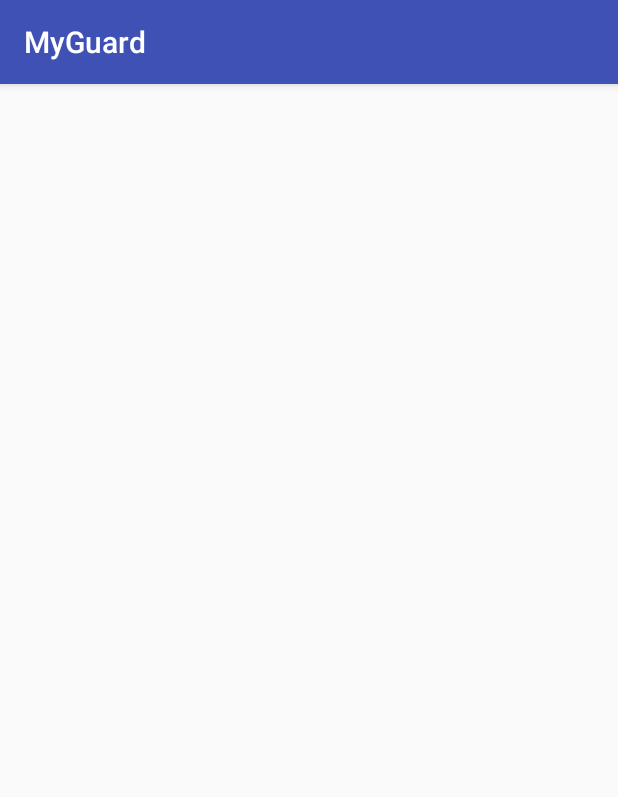
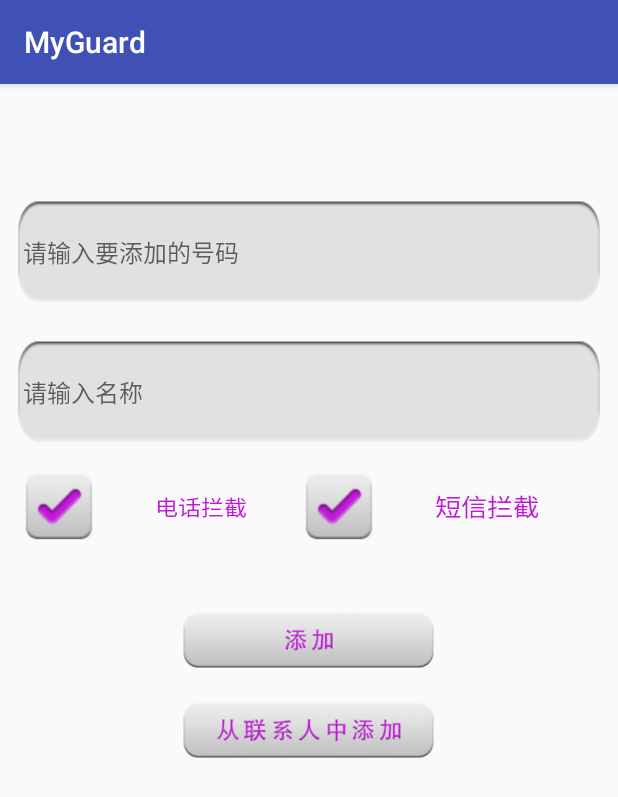
Before and after one commit to weiruibo/MyGuard, an Android app: the AddBlackNumberActivity screen opened directly, with no data from a screen before it, on a phone screen of 412 x 824 dp. Shown: the top 797 px of the screen. Run offline under Robolectric (Android 15) with nearby library versions, the phone set to English and light mode, and no system bars.

Commit message:
add m3&m4 layout

```diff
--- a/app/src/main/java/cn/edu/gdmec/w07150837/myguard/m3communicationguard/ContactSelectActivity.java
+++ b/app/src/main/java/cn/edu/gdmec/w07150837/myguard/m3communicationguard/ContactSelectActivity.java
@@ -10,6 +10,6 @@ public class ContactSelectActivity extends AppCompatActivity {
     @Override
     protected void onCreate(Bundle savedInstanceState) {
         super.onCreate(savedInstanceState);
-        setContentView(R.layout.activity_contact_select2);
+        setContentView(R.layout.activity_contact_select);
     }
 }
--- a/app/src/main/java/cn/edu/gdmec/w07150837/myguard/m3communicationguard/db/BlackNumberOpenHelper.java
+++ b/app/src/main/java/cn/edu/gdmec/w07150837/myguard/m3communicationguard/db/BlackNumberOpenHelper.java
@@ -12,7 +12,7 @@ import android.database.sqlite.SQLiteOpenHelper;
 public class BlackNumberOpenHelper extends SQLiteOpenHelper {
 
     public BlackNumberOpenHelper(Context context) {
-        super(context,"blackNumber.db",null,1);
+        super(context, "blackNumber.db", null, 1);
     }
 
     @Override
--- a/app/src/main/res/layout/activity_add_black_number.xml
+++ b/app/src/main/res/layout/activity_add_black_number.xml
@@ -1,13 +1,88 @@
 <?xml version="1.0" encoding="utf-8"?>
-<RelativeLayout xmlns:android="http://schemas.android.com/apk/res/android"
+<LinearLayout xmlns:android="http://schemas.android.com/apk/res/android"
     xmlns:tools="http://schemas.android.com/tools"
     android:id="@+id/activity_add_black_number"
     android:layout_width="match_parent"
     android:layout_height="match_parent"
-    android:paddingBottom="@dimen/activity_vertical_margin"
-    android:paddingLeft="@dimen/activity_horizontal_margin"
-    android:paddingRight="@dimen/activity_horizontal_margin"
-    android:paddingTop="@dimen/activity_vertical_margin"
+    android:orientation="vertical"
     tools:context="cn.edu.gdmec.w07150837.myguard.m3communicationguard.AddBlackNumberActivity">
 
-</RelativeLayout>
+    <include layout="@layout/titlebar" />
+
+    <EditText
+        android:id="@+id/et_backnumber"
+        android:layout_width="match_parent"
+        android:layout_height="wrap_content"
+        android:layout_marginLeft="10dp"
+        android:layout_marginRight="10dp"
+        android:layout_marginTop="20dp"
+        android:background="@drawable/coner_white_rec"
+        android:hint="请输入要添加的号码"
+        android:inputType="phone"
+        android:paddingLeft="5dp"
+        android:textColor="@color/bright_purple"
+        android:textSize="16sp" />
+
+    <EditText
+        android:id="@+id/et_blackname"
+        android:layout_width="match_parent"
+        android:layout_height="wrap_content"
+        android:layout_marginLeft="10dp"
+        android:layout_marginRight="10dp"
+        android:layout_marginTop="20dp"
+        android:background="@drawable/coner_white_rec"
+        android:hint="请输入名称"
+        android:inputType="phone"
+        android:paddingLeft="5dp"
+        android:textColor="@color/bright_purple"
+        android:textSize="16sp" />
+
+    <LinearLayout
+        android:layout_width="match_parent"
+        android:layout_height="wrap_content"
+        android:layout_margin="15dp"
+        android:gravity="center"
+        android:orientation="horizontal">
+
+        <CheckBox
+            android:id="@+id/cb_blacknumber_tel"
+            android:layout_width="wrap_content"
+            android:layout_height="wrap_content"
+            android:layout_weight="1"
+            android:button="@drawable/checkbox_selector"
+            android:checked="true"
+            android:paddingLeft="40dp"
+            android:text="电话拦截"
+            android:textColor="@color/bright_purple"
+            android:textScaleX="1.1" />
+
+        <CheckBox
+            android:id="@+id/cb_blacknumber_sms"
+            android:layout_width="wrap_content"
+            android:layout_height="wrap_content"
+            android:layout_weight="1"
+            android:button="@drawable/checkbox_selector"
+            android:checked="true"
+            android:paddingLeft="40dp"
+            android:text="短信拦截"
+            android:textColor="@color/bright_purple"
+            android:textScaleX="1.1"
+            android:textSize="16sp" />
+    </LinearLayout>
+
+    <Button
+        android:id="@+id/add_black_btn"
+        android:layout_width="170dp"
+        android:layout_height="40dp"
+        android:layout_gravity="center_horizontal"
+        android:layout_marginTop="30dp"
+        android:background="@drawable/add_btn_selector_securityphone" />
+
+    <Button
+        android:id="@+id/add_fromcontact_btn"
+        android:layout_width="170dp"
+        android:layout_height="40dp"
+        android:layout_gravity="center_horizontal"
+        android:layout_marginTop="20dp"
+        android:background="@drawable/add_fromcontact_btn_selector_securityphone" />
+</LinearLayout>
```
Also changed, not shown: app/src/main/java/cn/edu/gdmec/w07150837/myguard/m3communicationguard/adapter/ContactAdapter.java (+12 -9 lines), app/src/main/res/layout/activity_app_manager.xml (+39 -6 lines), app/src/main/res/layout/activity_security_phone.xml (+68 -6 lines).
